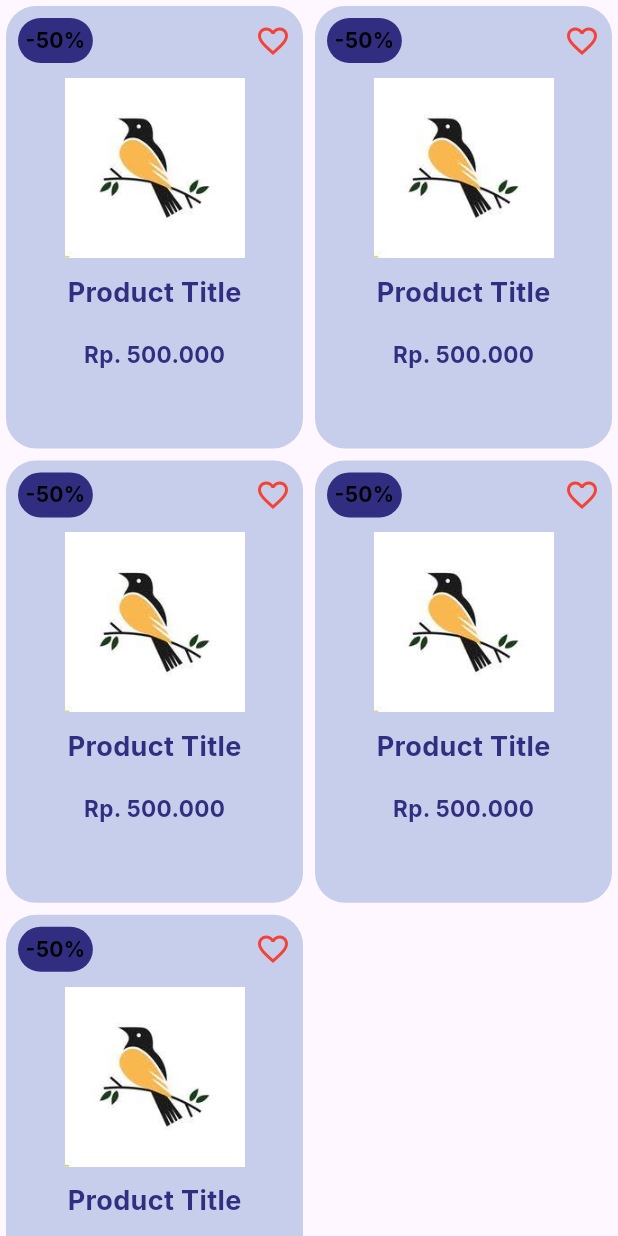
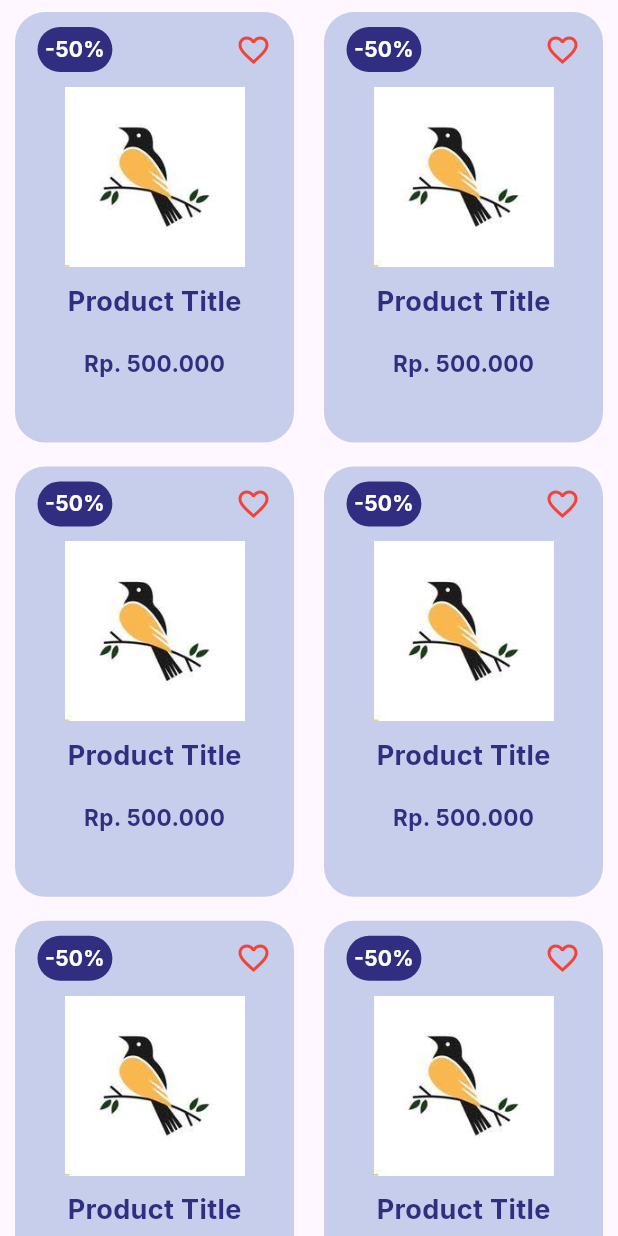
Before and after one commit to JeffreyChandra/project_flutter_paradise, a Flutter app: the ItemWidget widget shown alone on an empty page, opened directly, on a phone screen of 412 x 824 dp. Run offline on Flutter 3.47's test engine with Material 3 defaults, Android fonts, the phone set to English and light mode, and no system bars; our stand-ins replace carousel_slider, google_fonts.

Commit message:
Update itemWidget.dart

```diff
--- a/Paradise_Ecommerce/lib/widget/itemWidget.dart
+++ b/Paradise_Ecommerce/lib/widget/itemWidget.dart
@@ -6,24 +6,18 @@ class ItemWidget extends StatelessWidget {
 
   @override
   Widget build(BuildContext context) {
-    return SingleChildScrollView(
-      child: ConstrainedBox(
-        constraints: BoxConstraints(
-          maxHeight: MediaQuery.of(context).size.height,
-        ),
-        child: Column(
+    return Column(
       children: [
         GridView.count(
           childAspectRatio: 0.68,
           physics: NeverScrollableScrollPhysics(),
-              scrollDirection: Axis.vertical,
           crossAxisCount: 2,
           shrinkWrap: true,
           children: [
-                for (int i = 1; i < 6; i++)
+            for (int i = 1; i < 9; i++)
               Container(
-                    padding: EdgeInsets.all(8),
-                    margin: EdgeInsets.all(4),
+                padding: EdgeInsets.only(left: 15, right: 15, top: 10),
+                margin: EdgeInsets.symmetric(vertical: 8, horizontal: 10),
                 decoration: BoxDecoration(
                   color: Color.fromARGB(255, 198, 206, 235),
                   borderRadius: BorderRadius.circular(20),
@@ -43,7 +37,7 @@ class ItemWidget extends StatelessWidget {
                             "-50%",
                             style: TextStyle(
                               fontSize: 14,
-                                  color: Color.fromARGB(255, 0, 0, 0),
+                              color: Color.fromARGB(255, 255, 255, 255),
                               fontWeight: FontWeight.bold,
                             ),
                           ),
@@ -113,8 +107,6 @@ class ItemWidget extends StatelessWidget {
           ],
         ),
       ],
-        ),
-      ),
     );
   }
 }
```
Lines whose indentation alone changed are shown as unchanged.
